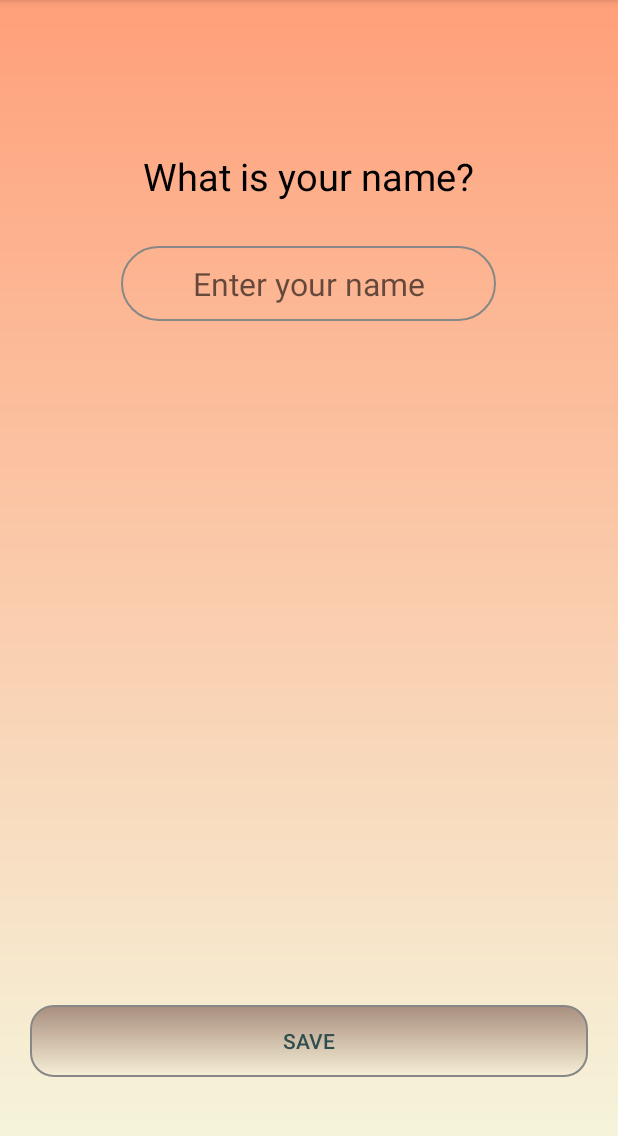
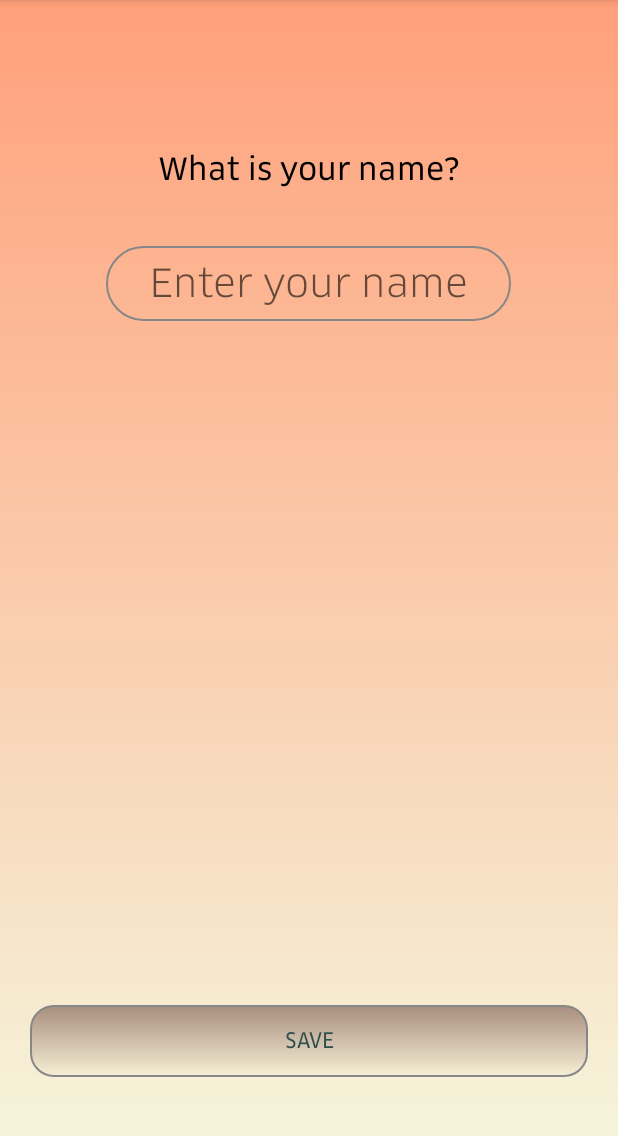
Before and after one commit to GoranVoinovski/SignLangugage, an Android app: the screen it shows after launch (Najava), on a phone screen of 412 x 824 dp, the part 84-1220 px from its top. Run offline under Robolectric (Android 15) with nearby library versions, the phone set to English and light mode, and no system bars; our stand-ins replace ButterKnife.

Commit message:
Dodadeni Fontovi.

```diff
--- a/app/src/main/java/com/mkdingo/goran/signlangugage/Najava.java
+++ b/app/src/main/java/com/mkdingo/goran/signlangugage/Najava.java
@@ -1,6 +1,8 @@
 package com.mkdingo.goran.signlangugage;
 
 import android.content.Intent;
+import android.graphics.Typeface;
+import android.support.v4.content.res.ResourcesCompat;
 import android.support.v7.app.AppCompatActivity;
 import android.os.Bundle;
 import android.widget.Button;
@@ -33,6 +35,10 @@ public class Najava extends AppCompatActivity {
         super.onCreate(savedInstanceState);
         setContentView(R.layout.activity_najava);
         ButterKnife.bind(this);
+
+
+        Typeface typeface = ResourcesCompat.getFont(this, R.font.latin4);
+        textView.setTypeface(typeface);
 
 
 
--- a/app/src/main/res/layout/activity_najava.xml
+++ b/app/src/main/res/layout/activity_najava.xml
@@ -15,22 +15,23 @@
         android:layout_centerHorizontal="true"
         android:layout_marginBottom="2dp"
         android:layout_marginTop="100dp"
+        android:fontFamily="@font/latin2"
         android:text="@string/what_is_your_name"
         android:textColor="@color/Black"
-        android:textSize="25sp" />
+        android:textSize="20sp" />
 
     <EditText
         android:id="@+id/edtname"
-        android:layout_width="250dp"
+        android:layout_width="270dp"
         android:layout_height="50dp"
         android:layout_below="@id/textView"
         android:layout_centerHorizontal="true"
         android:layout_marginTop="12dp"
         android:background="@drawable/forma1"
-
+        android:fontFamily="@font/latin3"
         android:gravity="center"
         android:hint="@string/enter_your_name"
-        android:textSize="21sp" />
+        android:textSize="25sp" />
 
     <Button
         android:id="@+id/save"
@@ -41,6 +42,7 @@
         android:layout_marginLeft="20dp"
         android:layout_marginRight="20dp"
         android:background="@drawable/forma6"
+        android:fontFamily="@font/latin"
         android:text="@string/save"
         android:textColor="@color/DarkSlateGray" />
 
--- a/app/src/main/res/values/strings.xml
+++ b/app/src/main/res/values/strings.xml
@@ -2,7 +2,7 @@
     <string name="app_name">SignLangugage</string>
     <string name="enter_your_name">Enter your name</string>
     <string name="save">Save</string>
-    <string name="what_is_your_name">What is your name?</string>
+    <string name="what_is_your_name" formatted="true" >What is your name?</string>
     <string name="title_activity_home">Home</string>
 
     <string name="navigation_drawer_open">Open navigation drawer</string>
```
Also changed, not shown: app/src/main/res/font/latin.ttf (added), app/src/main/res/font/latin2.ttf (added), app/src/main/res/font/latin3.ttf (added), app/src/main/res/font/latin4.ttf (added).
